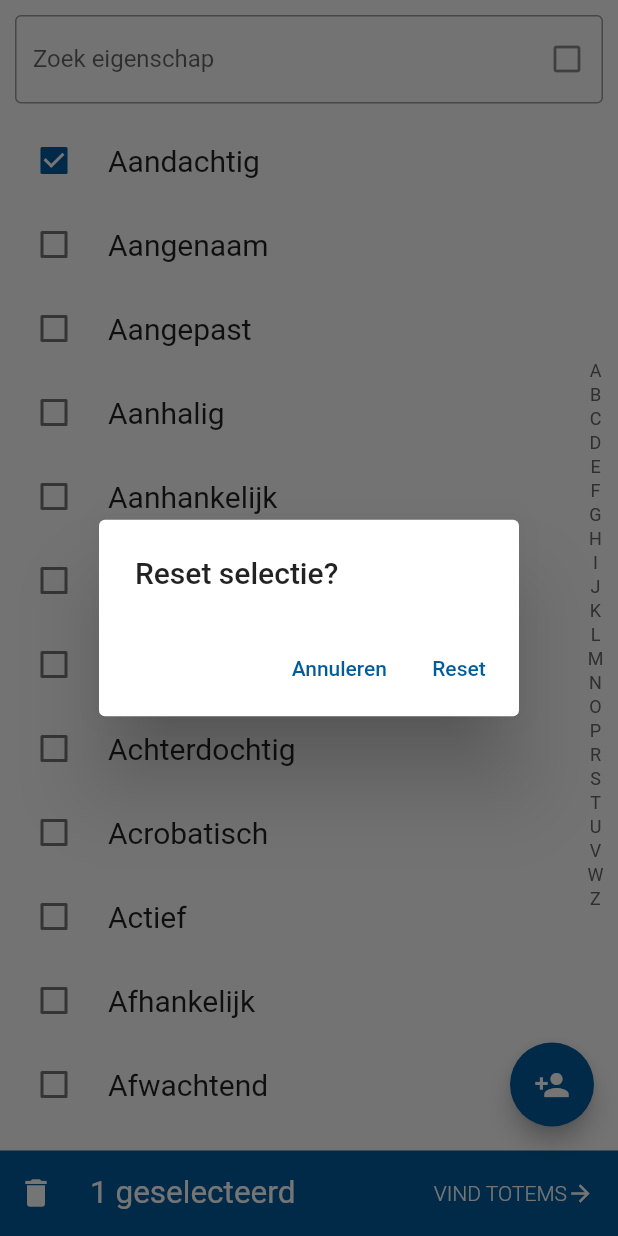
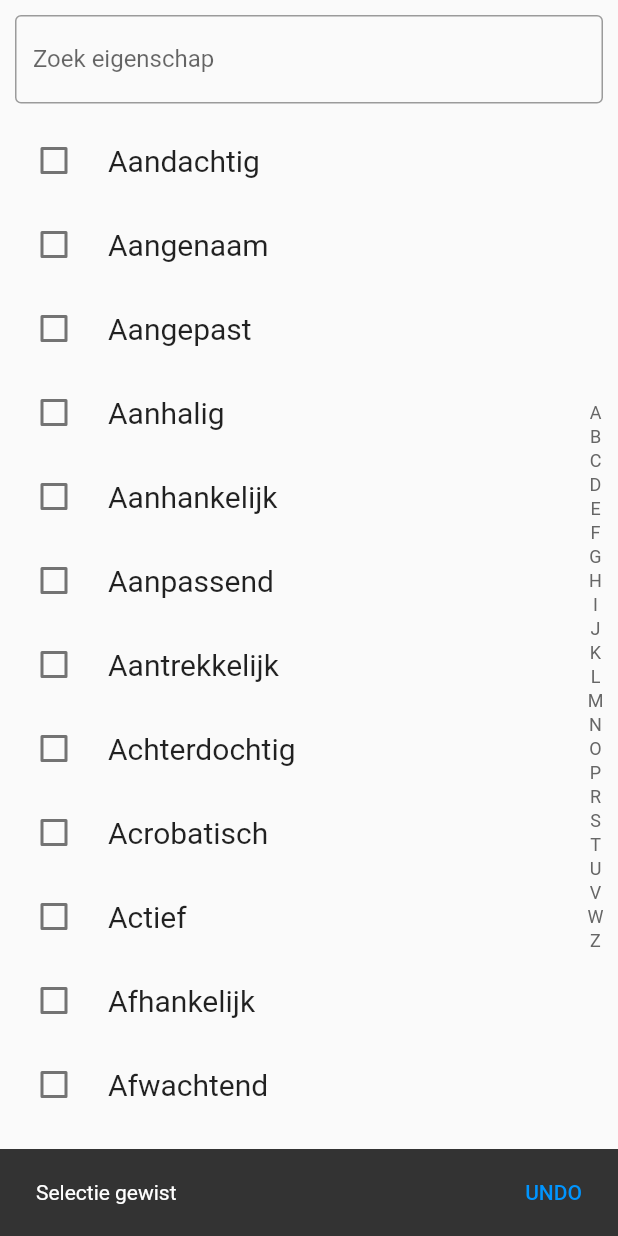
Before and after one commit to ScoutsGidsenVL/totem-app-2023, a Flutter app: the Eigenschappen screen opened directly, after a tap on "Aandachtig", after a tap on the "delete" icon, on a phone screen of 412 x 824 dp. Run offline on Flutter 3.47's test engine with Material 2 defaults, Android fonts, the phone set to English and light mode, and no system bars; drawn by our look-alikes of azlistview; our stand-ins replace flutter_cache_manager, flutter_markdown, flutter_native_splash, shared_preferences; accounts and stored records are empty; network calls fail.

Commit message:
Show undo snackbar for destructive actions instead of confirmation dialogs

```diff
--- a/lib/model/checklist_data.dart
+++ b/lib/model/checklist_data.dart
@@ -38,4 +38,10 @@ class ChecklistData extends ChangeNotifier {
     storeChecklist();
     notifyListeners();
   }
+
+  void set(List<String> list) {
+    checked = list;
+    storeChecklist();
+    notifyListeners();
+  }
 }
--- a/lib/pages/eigenschappen.dart
+++ b/lib/pages/eigenschappen.dart
@@ -5,6 +5,7 @@ import 'package:provider/provider.dart';
 import 'package:totem_app/model/dynamic_data.dart';
 import 'package:totem_app/model/profile_manager.dart';
 import 'package:totem_app/model/traits_filter.dart';
+import 'package:totem_app/util.dart';
 import 'package:totem_app/widgets/profile_dialog.dart';
 
 class Eigenschappen extends StatefulWidget {
@@ -72,6 +73,10 @@ class _EigenschappenState extends State<Eigenschappen> {
         ? searchTraits.where((t) => filter.isSelected(t.name)).toList()
         : searchTraits;
 
+    if (filter.isEmpty && _showRelevant) {
+      Future.microtask(() => setState(() => _showRelevant = false));
+    }
+
     return WillPopScope(
         onWillPop: () async {
           if (_search.isNotEmpty) {
@@ -98,7 +103,7 @@ class _EigenschappenState extends State<Eigenschappen> {
                                     : IconButton(
                                         onPressed: clearSearch,
                                         icon: const Icon(Icons.close)),
-                                filter.length <= 0
+                                filter.isEmpty
                                     ? Container()
                                     : IconButton(
                                         onPressed: toggleRelevant,
@@ -156,26 +161,11 @@ class _EigenschappenState extends State<Eigenschappen> {
                       child: Row(children: [
                         IconButton(
                             onPressed: () {
-                              showDialog(
-                                  context: context,
-                                  builder: (context) {
-                                    return AlertDialog(
-                                      title: const Text('Reset selectie?'),
-                                      actions: [
-                                        TextButton(
-                                            onPressed: () {
-                                              Navigator.pop(context);
-                                            },
-                                            child: const Text('Annuleren')),
-                                        TextButton(
-                                            onPressed: () {
-                                              filter.clear();
-                                              Navigator.pop(context);
-                                            },
-                                            child: const Text('Reset'))
-                                      ],
-                                    );
-                                  });
+                              final oldTraits = filter.traits;
+                              filter.reset();
+                              showUndo(context, 'Selectie gewist', () {
+                                context.read<TraitsFilter>().set(oldTraits);
+                              });
                             },
                             icon: Icon(Icons.delete,
                                 color:
@@ -221,7 +211,7 @@ class _EigenschappenState extends State<Eigenschappen> {
                                       .map((e) => e.name)
                                       .where((t) => filter.isSelected(t))
                                       .toList();
-                                  filter.clear();
+                                  filter.reset();
                                   profileManager.createProfile(name,
                                       traits: selectedTraits, color: color);
                                 });
--- a/lib/util.dart
+++ b/lib/util.dart
@@ -26,3 +26,15 @@ MarkdownStyleSheet markdownStyle(BuildContext context) {
           fontSize: 24, color: Theme.of(context).colorScheme.secondary),
       h2Padding: const EdgeInsets.only(top: 16));
 }
+
+void showUndo(BuildContext context, String text, void Function() onUndo) {
+  final textColor = HSLColor.fromColor(Theme.of(context).colorScheme.primary)
+      .withLightness(0.5)
+      .toColor();
+  ScaffoldMessenger.of(context).showSnackBar(SnackBar(
+      duration: const Duration(seconds: 8),
+      content: Text(text),
+      padding: const EdgeInsets.only(top: 5, bottom: 5, left: 24),
+      action: SnackBarAction(
+          label: 'UNDO', textColor: textColor, onPressed: onUndo)));
+}
```
Also changed, not shown: lib/model/profile_manager.dart (+10 -6 lines), lib/model/traits_filter.dart (+15 -3 lines), lib/pages/checklist.dart (+6 -21 lines), lib/pages/totems.dart (+11 -5 lines), lib/widgets/animal_star_button.dart (+16 -2 lines), lib/widgets/profile_entry.dart (+8 -20 lines).
